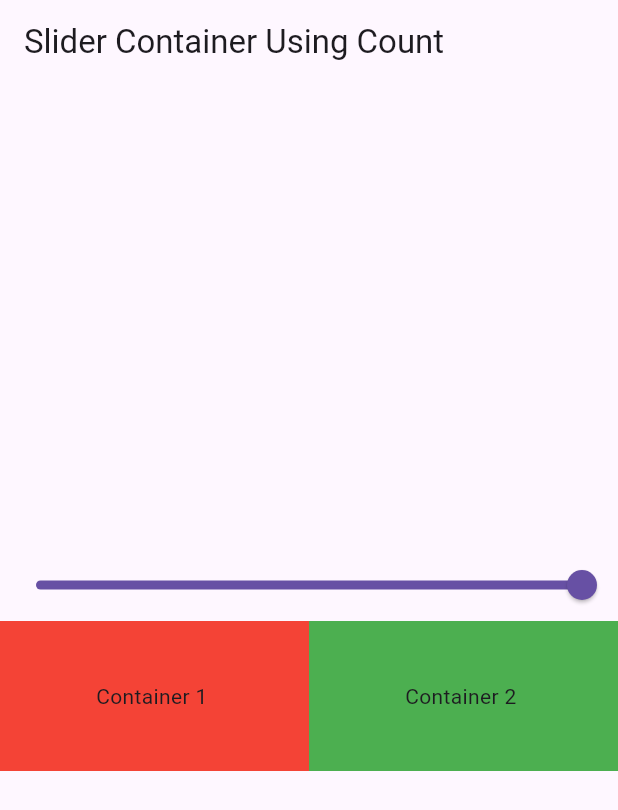
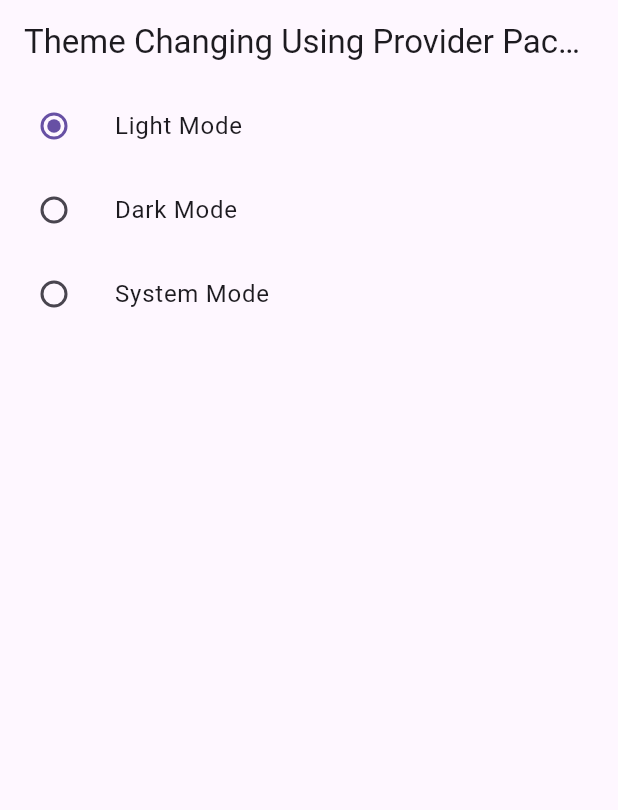
Before and after one commit to talh-a13/Provider-Zero-To-Hereo, a Flutter app: the screen it shows after launch, on a phone screen of 412 x 824 dp. Shown: the top 810 px of the screen. Run offline on Flutter 3.47's test engine with Material 3 defaults, Android fonts, the light colour scheme and no system bars; missing offline and left inert: dart:ffi.

Commit message:
Add Todo App Using Provider and Implemented light and dark theme

```diff
--- a/Provider Practice/lib/Provider/count_provider.dart
+++ b/Provider Practice/lib/Provider/count_provider.dart
@@ -1,8 +1,8 @@
-import 'package:flutter/material.dart';
+import 'package:flutter/foundation.dart';
 
 class CountProvider with ChangeNotifier {
   int count = 0;
-  int getCount() => count; // gettter function
+  int get Count => count; // gettter function
   void setCount() {
     count++;
     notifyListeners();
--- /dev/null
+++ b/Provider Practice/lib/darktheme.dart
@@ -0,0 +1,41 @@
+import 'package:flutter/material.dart';
+import 'package:flutter_provider_basics/theme_changer_provider.dart';
+import 'package:provider/provider.dart';
+
+class Darktheme extends StatefulWidget {
+  const Darktheme({super.key});
+
+  @override
+  State<Darktheme> createState() => _DarkthemeState();
+}
+
+class _DarkthemeState extends State<Darktheme> {
+  @override
+  Widget build(BuildContext context) {
+    final themechange = Provider.of<ThemeChanger>(context);
+    return Scaffold(
+      appBar: AppBar(
+        title: const Text("Theme Changing Using Provider Package"),
+      ),
+      body: Column(
+        children: [
+          RadioListTile<ThemeMode>(
+              title: const Text(" Light Mode"),
+              value: ThemeMode.light,
+              groupValue: themechange.themeMode,
+              onChanged: themechange.settheme),
+          RadioListTile<ThemeMode>(
+              title: const Text(" Dark Mode"),
+              value: ThemeMode.dark,
+              groupValue: themechange.themeMode,
+              onChanged: themechange.settheme),
+          RadioListTile<ThemeMode>(
+              title: const Text(" System Mode"),
+              value: ThemeMode.system,
+              groupValue: themechange.themeMode,
+              onChanged: themechange.settheme)
+        ],
+      ),
+    );
+  }
+}
--- a/Provider Practice/lib/main.dart
+++ b/Provider Practice/lib/main.dart
@@ -1,8 +1,8 @@
 import 'package:flutter/material.dart';
-import 'package:flutter_provider_basics/secondExample.dart';
+import 'package:flutter_provider_basics/darktheme.dart';
 import 'package:flutter_provider_basics/Provider/count_provider.dart';
-import 'package:flutter_provider_basics/count_example.dart';
 import 'package:flutter_provider_basics/slider_provider.dart';
+import 'package:flutter_provider_basics/theme_changer_provider.dart';
 import 'package:provider/provider.dart';
 
 void main() {
@@ -17,17 +17,24 @@ class myApp extends StatelessWidget {
     return MultiProvider(
         providers: [
           ChangeNotifierProvider(
-            // Single Provider
             create: (_) => CountProvider(),
           ),
           ChangeNotifierProvider(
-            // Single Provider
             create: (_) => SliderProvider(),
           ),
+          ChangeNotifierProvider(
+            create: (_) => ThemeChanger(),
+          ),
         ],
-        child: const MaterialApp(
-          debugShowCheckedModeBanner: false,
-          home: second(),
-        ));
+        child: Builder(builder: (BuildContext context) {
+          final themechange = Provider.of<ThemeChanger>(context);
+          return MaterialApp(
+            themeMode: themechange.themeMode,
+            theme: ThemeData(brightness: Brightness.light),
+            darkTheme: ThemeData(brightness: Brightness.dark),
+            debugShowCheckedModeBanner: false,
+            home: const Darktheme(),
+          );
+        }));
   }
 }
--- /dev/null
+++ b/Provider Practice/lib/theme_changer_provider.dart
@@ -0,0 +1,11 @@
+import 'package:flutter/foundation.dart';
+import 'package:flutter/material.dart';
+
+class ThemeChanger with ChangeNotifier {
+  var _thememode = ThemeMode.light;
+  ThemeMode get themeMode => _thememode;
+  void settheme(themeMode) {
+    _thememode=themeMode;
+       notifyListeners();
+  }
+}
--- a/Provider Practice/pubspec.yaml
+++ b/Provider Practice/pubspec.yaml
@@ -36,6 +36,7 @@ dependencies:
   # Use with the CupertinoIcons class for iOS style icons.
   cupertino_icons: ^1.0.8
   provider: ^6.1.2
+  http: ^1.2.2
 
 dev_dependencies:
   flutter_test:
--- /dev/null
+++ b/todo_app/lib/TaskModel.dart
@@ -0,0 +1,11 @@
+import 'package:flutter/material.dart';
+
+class Task {
+  final String title;
+  bool isCompleted;
+  Task({required this.title,required this.isCompleted});
+  void isDone(){
+    isCompleted=!isCompleted;
+  }
+}
+/*this function is typically used to mark something as completed or not completed in a to-do list or task-tracking app. */
--- /dev/null
+++ b/todo_app/lib/main.dart
@@ -0,0 +1,26 @@
+import 'package:flutter/material.dart';
+import 'package:provider/provider.dart';
+import 'package:todo_app/Add_to_do.dart';
+import 'package:todo_app/saveTask.dart';
+import 'TodoList.dart';
+
+void main() {
+  runApp(myApp());
+}
+
+class myApp extends StatelessWidget {
+  const myApp({super.key});
+
+  @override
+  Widget build(BuildContext context) {
+    return MultiProvider(
+      providers: [ChangeNotifierProvider(create: (context) => Savetask())],
+      child: MaterialApp(
+        debugShowCheckedModeBanner: false,
+        theme: ThemeData(brightness: Brightness.dark),
+        initialRoute: '/',
+        routes: {'/': (_) => TodoList(), '/add-todo-screen': (_) => AddToDo()},
+      ),
+    );
+  }
+}
--- /dev/null
+++ b/todo_app/lib/saveTask.dart
@@ -0,0 +1,20 @@
+import 'package:flutter/foundation.dart';
+import 'package:flutter/material.dart';
+import 'package:todo_app/TaskModel.dart';
+
+class Savetask extends ChangeNotifier {
+  final List<Task> _task = [
+    Task(title: 'Learning Flutter',isCompleted: false),
+    Task(title: "Coding",isCompleted: false),
+  ];
+  List<Task> get tasks => _task;
+
+  void addTask(Task task) {
+    _task.add(task);
+    notifyListeners();
+  }
+  void isCheck(int index){
+    tasks[index].isDone();
+    notifyListeners();
+  }
+}
```
Also changed, not shown: Provider Practice/lib/value_notify_listener.dart (added, +55 -0 lines), todo_app/analysis_options.yaml (added, +28 -0 lines), todo_app/lib/Add_to_do.dart (added, +49 -0 lines), todo_app/lib/TodoList.dart (added, +51 -0 lines), todo_app/pubspec.yaml (added, +91 -0 lines), Provider Practice/lib/auth_provider.dart (added), Provider Practice/lib/login.dart (added), Provider Practice/pubspec.lock, todo_app/pubspec.lock (added), 124 other files.
